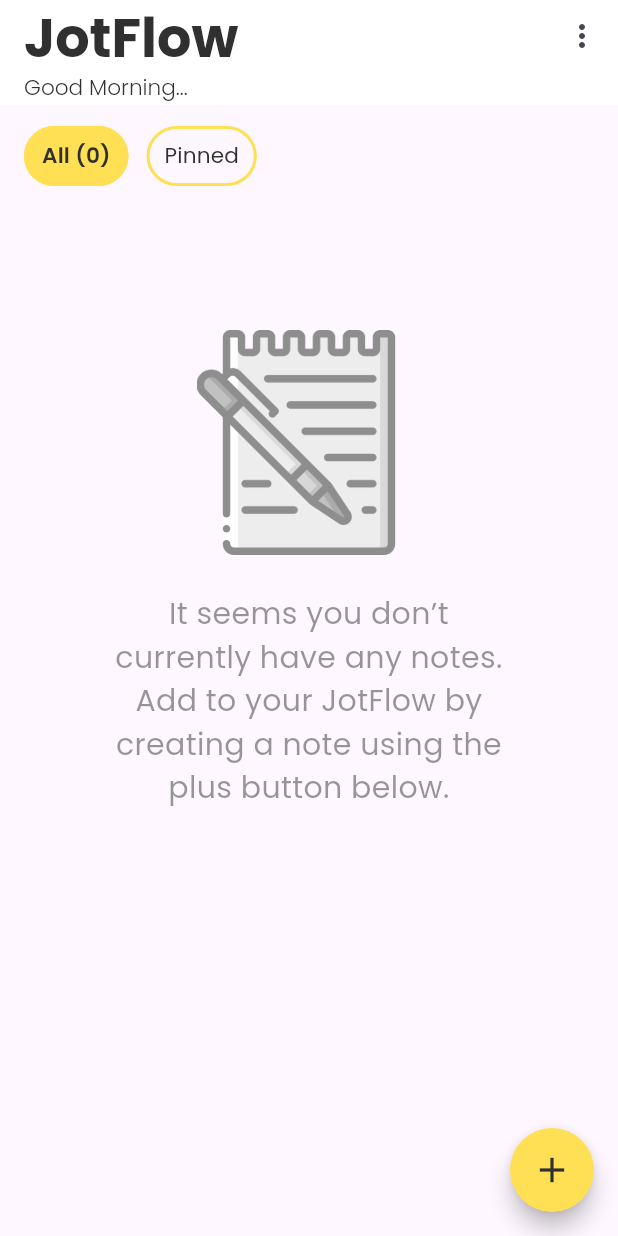
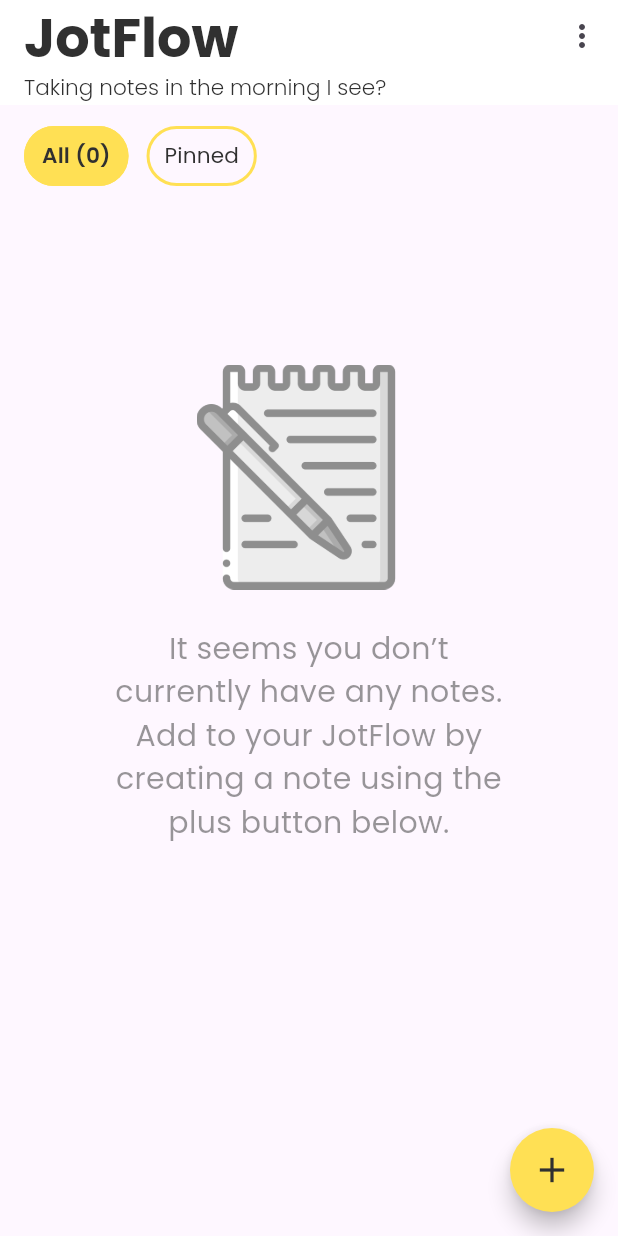
Before and after one commit to SheldenR/JotFlow, a Flutter app: the screen it shows after launch, on a phone screen of 412 x 824 dp. Run offline on Flutter 3.47's test engine with Material 3 defaults, Android fonts, the phone set to English and light mode, and no system bars; our stand-ins replace hive, hive_flutter; accounts and stored records are empty.

```diff
--- a/lib/screens/home_screen.dart
+++ b/lib/screens/home_screen.dart
@@ -19,13 +19,17 @@ class _HomeScreenState extends State<HomeScreen> {
 
   String getGreeting() {
     if (currentTime < 5) {
-      return "Sweet dreams...";
+      // 12:00AM to 4:59AM
+      return "I think it's about time to go to bed...";
     } else if (currentTime >= 5 && currentTime < 12) {
-      return "Good Morning...";
+      // 5:00AM to 11:59AM
+      return "Taking notes in the morning I see?";
     } else if (currentTime >= 12 && currentTime < 17) {
-      return "Good Afternoon...";
+      // 12:00PM to 4:59PM
+      return "Another productive afternoon!";
     } else {
-      return "Good Night...";
+      // 5:00PM to 11:59PM
+      return "Just one quick note before bed!";
     }
   }
 
@@ -69,6 +73,9 @@ class _HomeScreenState extends State<HomeScreen> {
 
   @override
   Widget build(BuildContext context) {
+    double deviceHeight(BuildContext context) =>
+        MediaQuery.of(context).size.height;
+
     return Scaffold(
       appBar: AppBar(
         automaticallyImplyLeading: false,
@@ -205,17 +212,20 @@ class _HomeScreenState extends State<HomeScreen> {
                 },
               ))
             else if (notes.length == 0)
-              const Padding(
-                  padding: EdgeInsets.only(left: 50, right: 50),
+              Padding(
+                  padding: EdgeInsets.only(
+                      left: deviceHeight(context) * 0.067,
+                      right: deviceHeight(context) * 0.067),
                   child: Column(
                     children: [
                       Padding(
-                          padding: EdgeInsets.only(top: 80, bottom: 25),
-                          child: Image(
+                          padding: EdgeInsets.only(
+                              top: deviceHeight(context) * 0.125, bottom: 25),
+                          child: const Image(
                             image: AssetImage('assets/no_notes.png'),
                             width: 150,
                           )),
-                      Text(
+                      const Text(
                         "It seems you don’t currently have any notes. Add to your JotFlow by creating a note using the plus button below.",
                         style: TextStyle(
                           fontSize: 20,
--- a/lib/util/note_card.dart
+++ b/lib/util/note_card.dart
@@ -26,9 +26,9 @@ class _NoteCardState extends State<NoteCard> {
 
   String formattedDescription() {
     if (notes.get(widget.noteID).description.length > 150) {
-      return notes.get(widget.noteID).description.substring(1, 150);
+      return (notes.get(widget.noteID).description.substring(1, 150)).trim();
     } else {
-      return notes.get(widget.noteID).description;
+      return (notes.get(widget.noteID).description).trim();
     }
   }
 
@@ -70,7 +70,7 @@ class _NoteCardState extends State<NoteCard> {
                         style: const TextStyle(
                             fontFamily: "Poppins",
                             fontSize: 14.5,
-                            color: Color(0x99303030)))),
+                            color: Color.fromARGB(223, 48, 48, 48)))),
                 notes.get(widget.noteID).isPinned == true
                     ? const Pinned()
                     : const Center(),
```
Also changed, not shown: lib/util/modal_sheet.dart (+21 -5 lines).
